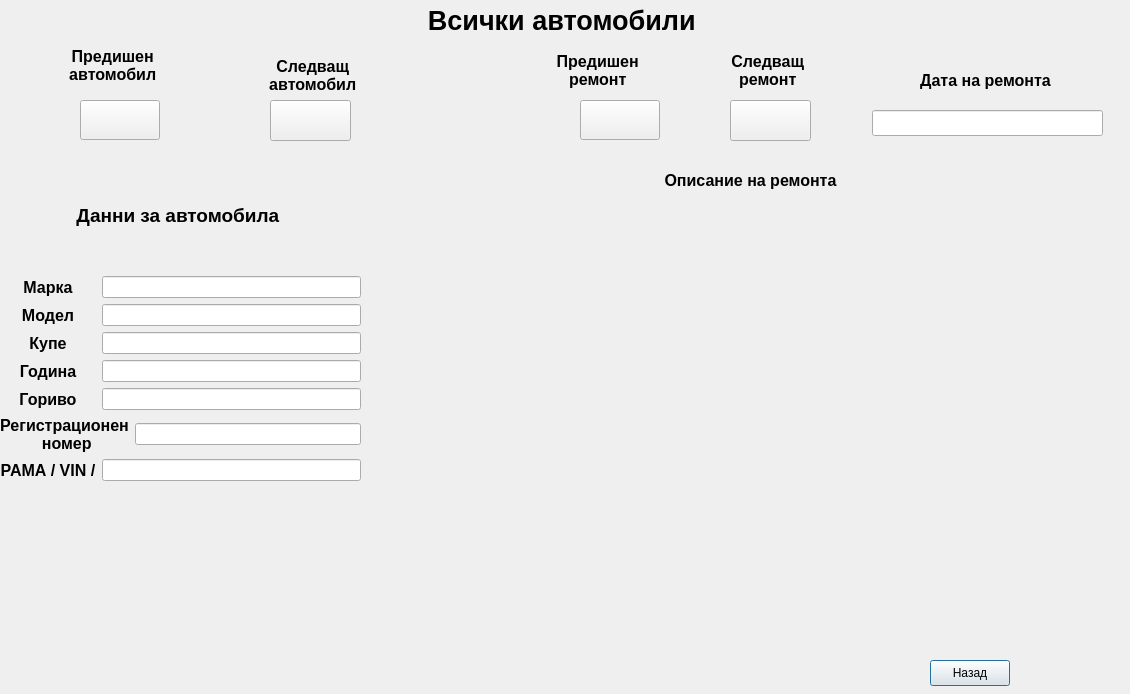
Old version of the form showallcars.ui in the repository JohnnyBrawo/CarServ.
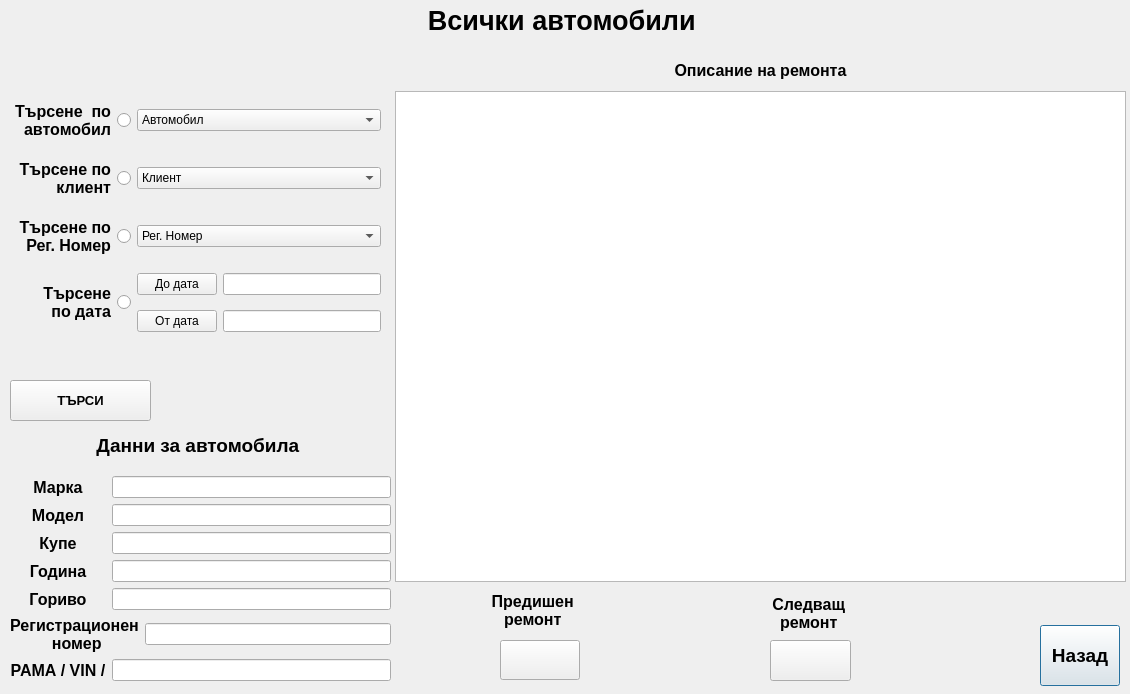
New version of the form. Icons and pictures are not drawn.

Commit message: Trqbwa da mahna SEARCH formata. Slojena e w ShowAllcars, za da e na edno mqsto. Otpada butona ot glawnoto meniu, malko oprostqwane na neshtata. 	Tyrseneto trqbwa da mu izmislq kak da se izborqwat remontite - 30 neshta remontirani nawednyv si e baq. 	Sravnqwane na dati, mevdu koito da se izpiswat remontite. 	Trqbwa da se widi kak shte se printirat tiq neshta. DefaultPrinterDriver trqbwa da im za wseki windows !!

```diff
--- a/showallcars.ui
+++ b/showallcars.ui
@@ -39,12 +39,20 @@
   <widget class="QPushButton" name="Button_Back">
    <property name="geometry">
     <rect>
-     <x>930</x>
-     <y>660</y>
+     <x>1040</x>
+     <y>625</y>
      <width>80</width>
-     <height>26</height>
+     <height>61</height>
     </rect>
    </property>
+   <property name="font">
+    <font>
+     <pointsize>14</pointsize>
+     <weight>75</weight>
+     <italic>false</italic>
+     <bold>true</bold>
+    </font>
+   </property>
    <property name="text">
     <string>Назад</string>
    </property>
@@ -52,8 +60,8 @@
   <widget class="QPushButton" name="Button_NextRepair">
    <property name="geometry">
     <rect>
-     <x>730</x>
-     <y>100</y>
+     <x>770</x>
+     <y>640</y>
      <width>81</width>
      <height>41</height>
     </rect>
@@ -68,8 +76,8 @@
   <widget class="QPushButton" name="Button_PrevRepair">
    <property name="geometry">
     <rect>
-     <x>580</x>
-     <y>100</y>
+     <x>500</x>
+     <y>640</y>
      <width>80</width>
      <height>40</height>
     </rect>
@@ -84,10 +92,10 @@
   <widget class="QWidget" name="layoutWidget">
    <property name="geometry">
     <rect>
-     <x>0</x>
-     <y>160</y>
-     <width>361</width>
-     <height>321</height>
+     <x>10</x>
+     <y>420</y>
+     <width>381</width>
+     <height>261</height>
     </rect>
    </property>
    <layout class="QGridLayout" name="gridLayout">
@@ -254,9 +262,9 @@
   <widget class="QLabel" name="L_NextRepair">
    <property name="geometry">
     <rect>
-     <x>680</x>
-     <y>50</y>
-     <width>171</width>
+     <x>756</x>
+     <y>593</y>
+     <width>101</width>
      <height>41</height>
     </rect>
    </property>
@@ -278,9 +286,9 @@
   <widget class="QLabel" name="L_PrevRepair">
    <property name="geometry">
     <rect>
-     <x>510</x>
-     <y>50</y>
-     <width>171</width>
+     <x>480</x>
+     <y>590</y>
+     <width>101</width>
      <height>41</height>
     </rect>
    </property>
@@ -299,45 +307,12 @@
     <set>Qt::AlignCenter</set>
    </property>
   </widget>
-  <widget class="QLineEdit" name="LText_RepairDate">
-   <property name="geometry">
-    <rect>
-     <x>872</x>
-     <y>110</y>
-     <width>231</width>
-     <height>26</height>
-    </rect>
-   </property>
-  </widget>
-  <widget class="QLabel" name="L_RepairDate">
-   <property name="geometry">
-    <rect>
-     <x>900</x>
-     <y>60</y>
-     <width>171</width>
-     <height>41</height>
-    </rect>
-   </property>
-   <property name="font">
-    <font>
-     <pointsize>12</pointsize>
-     <weight>75</weight>
-     <bold>true</bold>
-    </font>
-   </property>
-   <property name="text">
-    <string>Дата на ремонта</string>
-   </property>
-   <property name="alignment">
-    <set>Qt::AlignCenter</set>
-   </property>
-  </widget>
   <widget class="QLabel" name="L_RepairDescr">
    <property name="geometry">
     <rect>
-     <x>380</x>
-     <y>160</y>
-     <width>741</width>
+     <x>400</x>
+     <y>50</y>
+     <width>721</width>
      <height>41</height>
     </rect>
    </property>
@@ -358,82 +333,163 @@
   <widget class="QPushButton" name="Button_PrevAuto">
    <property name="geometry">
     <rect>
-     <x>80</x>
-     <y>100</y>
-     <width>80</width>
-     <height>40</height>
-    </rect>
-   </property>
-   <property name="styleSheet">
-    <string notr="true">background-image: url(:/images/PrevRepair_Inactive.jpeg);</string>
-   </property>
-   <property name="text">
-    <string/>
-   </property>
-  </widget>
-  <widget class="QLabel" name="L_NextRepair_2">
-   <property name="geometry">
-    <rect>
-     <x>210</x>
-     <y>50</y>
-     <width>201</width>
-     <height>51</height>
-    </rect>
-   </property>
-   <property name="font">
-    <font>
-     <pointsize>12</pointsize>
-     <weight>75</weight>
-     <bold>true</bold>
-    </font>
-   </property>
-   <property name="text">
-    <string> Следващ 
- автомобил</string>
-   </property>
-   <property name="alignment">
-    <set>Qt::AlignCenter</set>
-   </property>
-  </widget>
-  <widget class="QPushButton" name="Button_NextAuto">
-   <property name="geometry">
-    <rect>
-     <x>270</x>
-     <y>100</y>
-     <width>81</width>
+     <x>10</x>
+     <y>380</y>
+     <width>141</width>
      <height>41</height>
     </rect>
    </property>
-   <property name="styleSheet">
-    <string notr="true">background-image: url(:/images/NextRepair_Inactive.jpeg);</string>
-   </property>
-   <property name="text">
-    <string/>
-   </property>
-  </widget>
-  <widget class="QLabel" name="L_PrevRepair_2">
-   <property name="geometry">
-    <rect>
-     <x>10</x>
-     <y>40</y>
-     <width>201</width>
-     <height>51</height>
-    </rect>
-   </property>
    <property name="font">
     <font>
-     <pointsize>12</pointsize>
+     <pointsize>10</pointsize>
      <weight>75</weight>
      <bold>true</bold>
     </font>
    </property>
    <property name="text">
-    <string> Предишен 
+    <string>ТЪРСИ</string>
+   </property>
+  </widget>
+  <widget class="QListView" name="listView">
+   <property name="geometry">
+    <rect>
+     <x>395</x>
+     <y>91</y>
+     <width>731</width>
+     <height>491</height>
+    </rect>
+   </property>
+  </widget>
+  <widget class="QWidget" name="layoutWidget_2">
+   <property name="geometry">
+    <rect>
+     <x>10</x>
+     <y>90</y>
+     <width>371</width>
+     <height>251</height>
+    </rect>
+   </property>
+   <layout class="QGridLayout" name="gridLayout_2">
+    <item row="0" column="0">
+     <widget class="QRadioButton" name="RButton_SearchAutos">
+      <property name="font">
+       <font>
+        <pointsize>12</pointsize>
+        <weight>75</weight>
+        <bold>true</bold>
+       </font>
+      </property>
+      <property name="layoutDirection">
+       <enum>Qt::RightToLeft</enum>
+      </property>
+      <property name="text">
+       <string>Търсене  по 
  автомобил</string>
-   </property>
-   <property name="alignment">
-    <set>Qt::AlignCenter</set>
-   </property>
+      </property>
+     </widget>
+    </item>
+    <item row="1" column="0">
+     <widget class="QRadioButton" name="RButton_SearchClients">
+      <property name="font">
+       <font>
+        <pointsize>12</pointsize>
+        <weight>75</weight>
+        <bold>true</bold>
+       </font>
+      </property>
+      <property name="layoutDirection">
+       <enum>Qt::RightToLeft</enum>
+      </property>
+      <property name="text">
+       <string>Търсене по 
+ клиент</string>
+      </property>
+     </widget>
+    </item>
+    <item row="4" column="2">
+     <widget class="QPushButton" name="Button_FromDate">
+      <property name="text">
+       <string>От дата</string>
+      </property>
+     </widget>
+    </item>
+    <item row="3" column="2">
+     <widget class="QPushButton" name="Button_ToDate">
+      <property name="text">
+       <string>До дата</string>
+      </property>
+     </widget>
+    </item>
+    <item row="2" column="0">
+     <widget class="QRadioButton" name="RButton_SearchRegNumbers">
+      <property name="font">
+       <font>
+        <pointsize>12</pointsize>
+        <weight>75</weight>
+        <bold>true</bold>
+       </font>
+      </property>
+      <property name="layoutDirection">
+       <enum>Qt::RightToLeft</enum>
+      </property>
+      <property name="text">
+       <string>Търсене по 
+ Рег. Номер</string>
+      </property>
+     </widget>
+    </item>
+    <item row="3" column="3">
+     <widget class="QLineEdit" name="LText_SearchTOdate"/>
+    </item>
+    <item row="4" column="3">
+     <widget class="QLineEdit" name="LText_SearchFROMdate"/>
+    </item>
+    <item row="3" column="0" rowspan="2">
+     <widget class="QRadioButton" name="RButton_SearchDate">
+      <property name="font">
+       <font>
+        <pointsize>12</pointsize>
+        <weight>75</weight>
+        <bold>true</bold>
+       </font>
+      </property>
+      <property name="layoutDirection">
+       <enum>Qt::RightToLeft</enum>
+      </property>
+      <property name="text">
+       <string>Търсене 
+ по дата</string>
+      </property>
+     </widget>
+    </item>
+    <item row="0" column="2" colspan="2">
+     <widget class="QComboBox" name="Combo_SearchAuto">
+      <item>
+       <property name="text">
+        <string>Автомобил</string>
+       </property>
+      </item>
+     </widget>
+    </item>
+    <item row="1" column="2" colspan="2">
+     <widget class="QComboBox" name="Combo_Search_Klient">
+      <item>
+       <property name="text">
+        <string>Клиент</string>
+       </property>
+      </item>
+     </widget>
+    </item>
+    <item row="2" column="2" colspan="2">
+     <widget class="QComboBox" name="Combo_Search_RegNumber">
+      <item>
+       <property name="text">
+        <string>Рег. Номер</string>
+       </property>
+      </item>
+     </widget>
+    </item>
+   </layout>
   </widget>
  </widget>
  <resources/>
```
Left out of the diff: 2 changed lines with no effect on the pictures. The commit also changes 9 other files.
